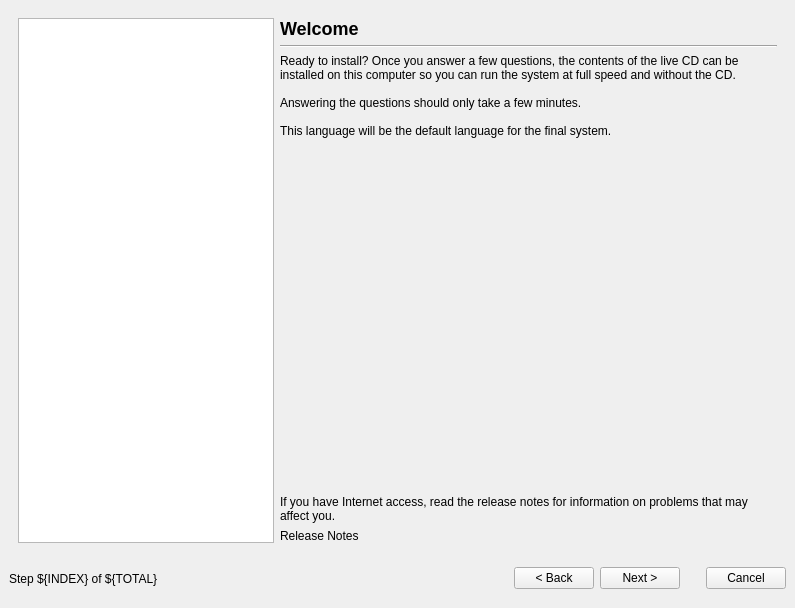
chenhan1218/ubiquity, file gui/qt/liveinstaller.ui: the form before one commit.
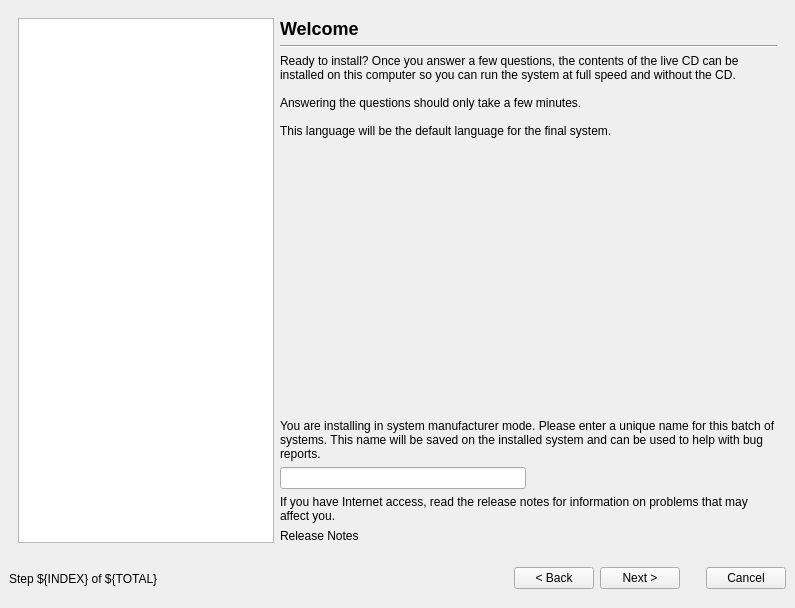
The form after the commit. The open tabs and pages were chosen to show the change. Icons and pictures are not drawn.

Commit message: - Ask for a unique identifier for this batch of installations, and save     that in /var/log/installer/oem-id on the installed system.

What changed in the file:
```diff
--- a/gui/qt/liveinstaller.ui
+++ b/gui/qt/liveinstaller.ui
@@ -215,7 +215,7 @@
          </property>
         </widget>
        </item>
-       <item rowspan="6" row="0" column="0" >
+       <item rowspan="8" row="0" column="0" >
         <widget class="QListWidget" name="language_treeview" />
        </item>
        <item row="3" column="1" colspan="2" >
@@ -229,12 +229,25 @@
          <property name="sizeHint" >
           <size>
            <width>20</width>
-           <height>200</height>
+           <height>150</height>
           </size>
          </property>
         </spacer>
        </item>
        <item row="4" column="1" colspan="2" >
+        <widget class="QLabel" name="oem_id_label" >
+         <property name="text" >
+          <string>You are installing in system manufacturer mode. Please enter a unique name for this batch of systems. This name will be saved on the installed system and can be used to help with bug reports.</string>
+         </property>
+         <property name="wordWrap" >
+          <bool>true</bool>
+         </property>
+        </widget>
+       </item>
+       <item row="5" column="1" >
+        <widget class="QLineEdit" name="oem_id_entry" />
+       </item>
+       <item row="6" column="1" colspan="2" >
         <widget class="QLabel" name="release_notes_label" >
          <property name="text" >
           <string>If you have Internet access, read the release notes for information on problems that may affect you.</string>
@@ -244,7 +257,7 @@
          </property>
         </widget>
        </item>
-       <item row="5" column="1" >
+       <item row="7" column="1" >
         <widget class="QLabel" name="release_notes_url" >
          <property name="text" >
           <string>Release Notes</string>
```
The commit also changes 87 other files.
